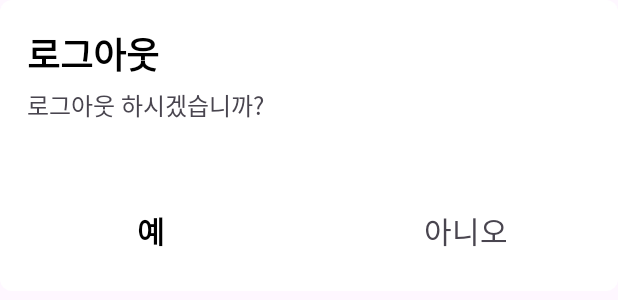
After one commit to 2024-Bidding/bidding-android, an Android app: the layout dialog_logout.xml on its own in the app's theme, with its tools: preview values and no code run, on a phone screen of 412 x 824 dp. The commit adds this screen. Shown: the top 300 px of the screen. Run offline under Robolectric (Android 15) with nearby library versions, the phone set to English and light mode, and no system bars.

Commit message:
feat :: 로그아웃

```diff
--- /dev/null
+++ b/app/src/main/res/drawable/ic_logout.xml
@@ -0,0 +1,5 @@
+<vector xmlns:android="http://schemas.android.com/apk/res/android" android:autoMirrored="true" android:height="24dp" android:tint="#000000" android:viewportHeight="24" android:viewportWidth="24" android:width="24dp">
+
+    <path android:fillColor="@android:color/white" android:pathData="M17,7l-1.41,1.41L18.17,11H8v2h10.17l-2.58,2.58L17,17l5,-5zM4,5h8V3H4c-1.1,0 -2,0.9 -2,2v14c0,1.1 0.9,2 2,2h8v-2H4V5z"/>
+
+</vector>
--- /dev/null
+++ b/app/src/main/res/layout/dialog_logout.xml
@@ -0,0 +1,59 @@
+<?xml version="1.0" encoding="utf-8"?>
+<LinearLayout xmlns:android="http://schemas.android.com/apk/res/android"
+    android:layout_width="match_parent"
+    android:layout_height="wrap_content"
+    android:background="@drawable/radius_8"
+    android:orientation="vertical">
+
+    <TextView
+        android:layout_width="wrap_content"
+        android:layout_height="wrap_content"
+        android:layout_marginTop="18dp"
+        android:layout_marginStart="18dp"
+        android:text="로그아웃"
+        android:textColor="@color/black"
+        android:textSize="24sp"
+        android:textStyle="bold" />
+
+    <TextView
+        android:layout_width="match_parent"
+        android:layout_height="wrap_content"
+        android:layout_marginHorizontal="18dp"
+        android:layout_marginTop="4dp"
+        android:text="로그아웃 하시겠습니까?"
+        android:textSize="16sp" />
+
+    <LinearLayout
+        android:layout_width="match_parent"
+        android:layout_height="wrap_content"
+        android:layout_marginTop="48dp"
+        android:layout_marginBottom="16dp"
+        android:orientation="horizontal">
+
+        <TextView
+            android:id="@+id/tv_logout_yes"
+            android:layout_width="0dp"
+            android:layout_height="48dp"
+            android:layout_weight="1"
+            android:gravity="center"
+            android:text="예"
+            android:textColor="@color/black"
+            android:textSize="20sp"
+            android:textStyle="bold" />
+
+        <Space
+            android:layout_width="8dp"
+            android:layout_height="0dp" />
+
+        <TextView
+            android:id="@+id/tv_logout_no"
+            android:layout_width="0dp"
+            android:layout_height="48dp"
+            android:layout_weight="1"
+            android:gravity="center_horizontal"
+            android:text="아니오"
+            android:textSize="20sp" />
+
+    </LinearLayout>
+
+</LinearLayout>
--- a/app/src/main/res/navigation/nav_graph.xml
+++ b/app/src/main/res/navigation/nav_graph.xml
@@ -77,6 +77,11 @@
             android:id="@+id/navigate_to_item_details"
             app:destination="@id/item_details" />
 
+        <action
+            android:id="@+id/navigate_to_sign_in"
+            app:destination="@id/sign_in"
+            app:popUpTo="@id/splash" />
+
     </fragment>
 
 </navigation>
```
Also changed, not shown: app/src/main/java/com/seunghoon/bidding_android/feature/mypage/MyPageFragment.kt (+42 -0 lines), app/src/main/res/layout/fragment_my_page.xml (+11 -0 lines).
